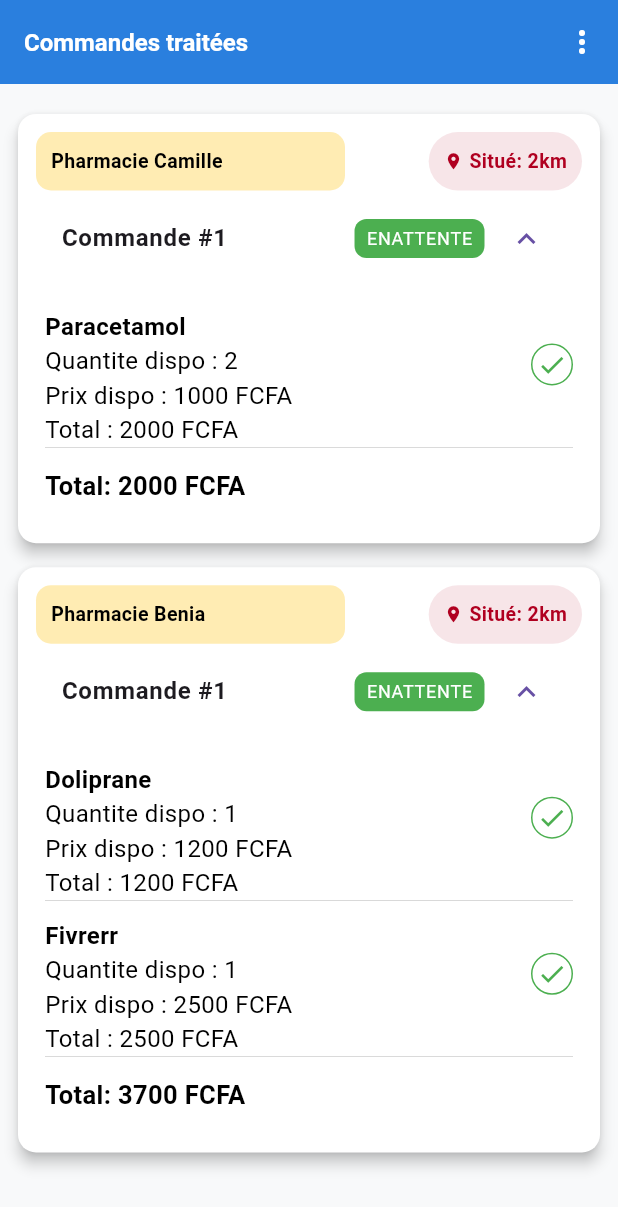
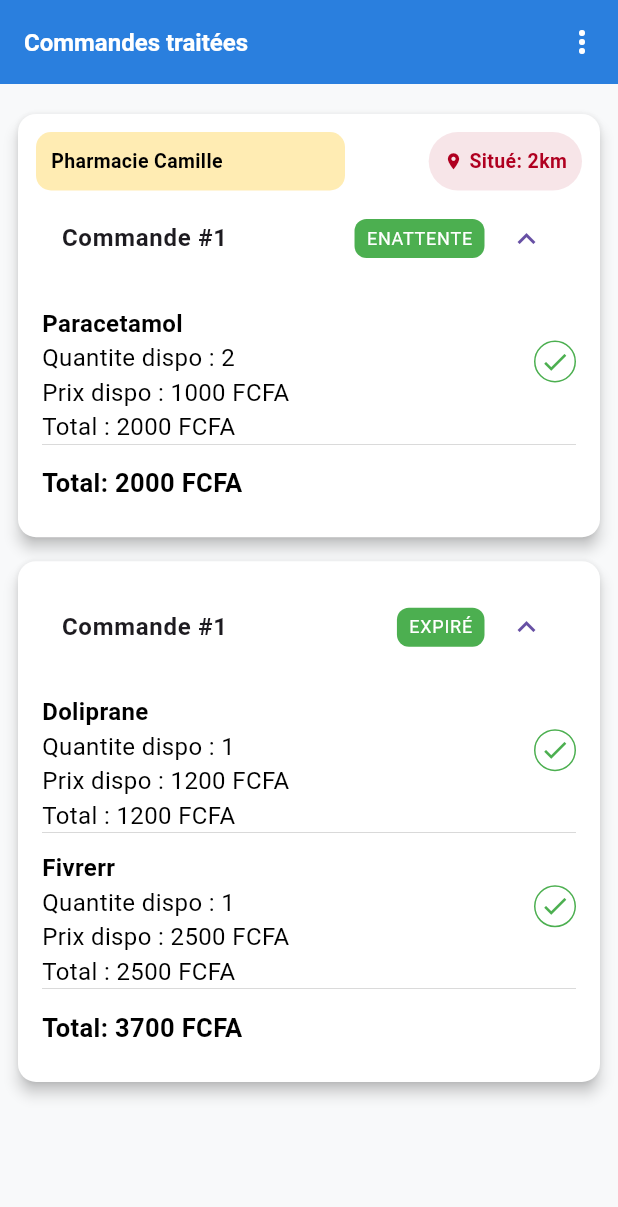
Before and after one commit to Balelee/E-Pharmacy, a Flutter app: the screen it shows after launch, on a phone screen of 412 x 824 dp. Shown: the top 1207 px of the screen. Run offline on Flutter 3.47's test engine with Material 3 defaults, Android fonts, the phone set to English and light mode, and no system bars; our stand-ins replace badges, carousel_slider, country_code_picker, flutter_dotenv, flutter_local_notifications, flutter_svg and 10 more; missing offline and left inert: laravel_echo_null, pusher_client_socket; accounts and stored records are empty.

Commit message:
interface terminé !

```diff
--- a/lib/app/modules/clientFeedBackOrder/controllers/client_feed_back_order_controller.dart
+++ b/lib/app/modules/clientFeedBackOrder/controllers/client_feed_back_order_controller.dart
@@ -10,6 +10,7 @@
   final orders = <OrderPharmacy>[].obs;
   RxBool isProcessing = false.obs;
   RxInt processingSeconds = 0.obs;
+
   Timer? timer;
   final List<String> processingMessages = [
     "Les pharmacies proches examinent votre commande.",
@@ -36,14 +37,15 @@
             quantity: 2,
             price: 1000,
             total: 2000,
-              orderDetails: OrderDetail(productName: "Paracetamol"))
+            orderDetails: OrderDetail(productName: "Paracetamol"),
+          )
         ],
       ),
       OrderPharmacy(
         id: 1,
         orderId: 23,
         pharmacyId: 12,
-        status: "enattente",
+        status: "expiré",
         pharmacy: Pharmacy(
           id: 1,
           name: "Benia",
@@ -56,7 +58,9 @@
             quantity: 1,
             price: 1200,
             total: 1200,
-            orderDetails: OrderDetail(productName: "Doliprane"),
+            orderDetails: OrderDetail(
+              productName: "Doliprane",
+            ),
           ),
           OrderPharmacyDetail(
             id: 2,
--- a/lib/app/modules/clientFeedBackOrder/views/client_feed_back_order_view.dart
+++ b/lib/app/modules/clientFeedBackOrder/views/client_feed_back_order_view.dart
@@ -35,15 +35,28 @@
         ],
       ),
       body: Obx(() {
-        if (controller.isProcessing.value) {
-          return Container(
+        return AnimatedSwitcher(
+          duration: const Duration(seconds: 1),
+          transitionBuilder: (Widget child, Animation<double> animation) {
+            final slideAnimation = Tween<Offset>(
+              begin: const Offset(0.0, 0.1),
+              end: Offset.zero,
+            ).animate(CurvedAnimation(
+              parent: animation,
+              curve: Curves.linear,
+            ));
+
+            return SlideTransition(
+              position: slideAnimation,
+              child: child,
+            );
+          },
+          child: controller.isProcessing.value
+              ? Container(
+                  key: const ValueKey('processing'),
                   color: Colors.white.withOpacity(0.8),
                   child: Center(
                     child: Column(
-                mainAxisSize: MainAxisSize.min,
-                children: [
-                  Obx(() {
-                    return Column(
                       mainAxisSize: MainAxisSize.min,
                       children: [
                         Padding(
@@ -72,22 +85,21 @@
                           style: AppTextStyles.caption.copyWith(
                             color: Colors.black54,
                             fontSize: 12,
-                              fontWeight: FontWeight.bold),
+                            fontWeight: FontWeight.bold,
                           ),
-                      ],
-                    );
-                  }),
+                        ),
                       ],
                     ),
                   ),
-          );
-        }
-        if (controller.orders.isEmpty) {
-          return const Center(
-            child: CustomText(text: 'Aucune commande traitée pour l’instant.'),
-          );
-        }
-        return ListView.builder(
+                )
+              : controller.orders.isEmpty
+                  ? const Center(
+                      key: ValueKey('empty'),
+                      child: CustomText(
+                          text: 'Aucune commande traitée pour l’instant.'),
+                    )
+                  : ListView.builder(
+                      key: const ValueKey('orders'),
                       padding: const EdgeInsets.all(12),
                       itemCount: controller.orders.length,
                       itemBuilder: (context, index) {
@@ -103,18 +115,22 @@
                             child: Column(
                               crossAxisAlignment: CrossAxisAlignment.start,
                               children: [
+                                if (order.status.toLowerCase() != 'expiré')
                                   Row(
-                      mainAxisAlignment: MainAxisAlignment.spaceBetween,
+                                    mainAxisAlignment:
+                                        MainAxisAlignment.spaceBetween,
                                     children: [
                                       Container(
                                         width: Get.width / 2,
                                         padding: const EdgeInsets.all(10),
                                         decoration: BoxDecoration(
                                           color: Colors.amber.shade100,
-                            borderRadius: BorderRadius.circular(10),
+                                          borderRadius:
+                                              BorderRadius.circular(10),
                                         ),
                                         child: CustomText(
-                            text: "Pharmacie ${order.pharmacy.name.toString()}",
+                                          text:
+                                              "Pharmacie ${order.pharmacy.name.toString()}",
                                           overflow: TextOverflow.visible,
                                           style: const TextStyle(
                                             fontSize: 13,
@@ -126,8 +142,10 @@
                                       Container(
                                         padding: const EdgeInsets.all(10),
                                         decoration: BoxDecoration(
-                            color: AppColors.error.withOpacity(0.1),
-                            borderRadius: BorderRadius.circular(20),
+                                          color:
+                                              AppColors.error.withOpacity(0.1),
+                                          borderRadius:
+                                              BorderRadius.circular(20),
                                         ),
                                         child: Row(
                                           mainAxisSize: MainAxisSize.min,
@@ -151,15 +169,14 @@
                                       ),
                                     ],
                                   ),
-                    SizedBox(
-                      height: 3,
-                    ),
+                                const SizedBox(height: 3),
                                 ExpansionTile(
-                      childrenPadding: EdgeInsets.all(5),
+                                  childrenPadding: const EdgeInsets.all(3),
                                   initiallyExpanded: true,
                                   shape: Border.all(color: Colors.transparent),
                                   title: Row(
-                        mainAxisAlignment: MainAxisAlignment.spaceBetween,
+                                    mainAxisAlignment:
+                                        MainAxisAlignment.spaceBetween,
                                     children: [
                                       CustomText(
                                         text: 'Commande #${order.id}',
@@ -173,7 +190,8 @@
                                             horizontal: 8, vertical: 4),
                                         decoration: BoxDecoration(
                                           color: Colors.green,
-                              borderRadius: BorderRadius.circular(8),
+                                          borderRadius:
+                                              BorderRadius.circular(8),
                                         ),
                                         child: Text(
                                           order.status.toUpperCase(),
@@ -185,16 +203,19 @@
                                   ),
                                   children: [
                                     Column(
-                          crossAxisAlignment: CrossAxisAlignment.start,
+                                      crossAxisAlignment:
+                                          CrossAxisAlignment.start,
                                       children: [
                                         const SizedBox(height: 8),
                                         ...order.details.map((item) => Padding(
                                               padding:
-                                      const EdgeInsets.symmetric(vertical: 6),
+                                                  const EdgeInsets.symmetric(
+                                                      vertical: 6),
                                               child: Container(
-                                    decoration: BoxDecoration(
+                                                decoration: const BoxDecoration(
                                                     border: Border(
-                                            bottom: BorderSide(width: 0.1))),
+                                                        bottom: BorderSide(
+                                                            width: 0.1))),
                                                 child: Column(
                                                   crossAxisAlignment:
                                                       CrossAxisAlignment.start,
@@ -202,18 +223,23 @@
                                                     CustomText(
                                                       text:
                                                           '${item.orderDetails?.productName}',
-                                          style: AppTextStyles.bodyText1Bold,
-                                          overflow: TextOverflow.visible,
+                                                      style: AppTextStyles
+                                                          .bodyText1Bold,
+                                                      overflow:
+                                                          TextOverflow.visible,
                                                     ),
                                                     Row(
                                                       mainAxisAlignment:
-                                              MainAxisAlignment.spaceBetween,
+                                                          MainAxisAlignment
+                                                              .spaceBetween,
                                                       crossAxisAlignment:
-                                              CrossAxisAlignment.start,
+                                                          CrossAxisAlignment
+                                                              .start,
                                                       children: [
                                                         Column(
                                                           crossAxisAlignment:
-                                                  CrossAxisAlignment.start,
+                                                              CrossAxisAlignment
+                                                                  .start,
                                                           children: [
                                                             CustomText(
                                                                 text:
@@ -227,20 +253,29 @@
                                                           ],
                                                         ),
                                                         Container(
-                                              padding: EdgeInsets.all(3.0),
-                                              decoration: BoxDecoration(
+                                                          padding:
+                                                              const EdgeInsets
+                                                                  .all(3.0),
+                                                          decoration:
+                                                              BoxDecoration(
                                                             border: Border.all(
-                                                      color: item.available
-                                                          ? Colors.green
-                                                          : Colors.red),
+                                                                color: item
+                                                                        .available
+                                                                    ? Colors
+                                                                        .green
+                                                                    : Colors
+                                                                        .red),
                                                             borderRadius:
-                                                      BorderRadius.circular(
-                                                          60)),
+                                                                BorderRadius
+                                                                    .circular(
+                                                                        60),
+                                                          ),
                                                           child: Icon(
                                                             item.available
                                                                 ? Icons.check
                                                                 : Icons.close,
-                                                color: item.available
+                                                            color: item
+                                                                    .available
                                                                 ? Colors.green
                                                                 : Colors.red,
                                                             size: 20,
@@ -255,13 +290,15 @@
                                         Align(
                                           alignment: Alignment.centerLeft,
                                           child: Padding(
-                                padding:
-                                    const EdgeInsets.symmetric(vertical: 8.0),
+                                            padding: const EdgeInsets.symmetric(
+                                                vertical: 8.0),
                                             child: CustomText(
                                               text:
                                                   'Total: ${order.details.fold<double>(0, (sum, e) => sum + e.total).toStringAsFixed(0)} FCFA',
-                                  style: AppTextStyles.heading3.copyWith(
-                                      fontSize: 17.0, color: Colors.black),
+                                              style: AppTextStyles.heading3
+                                                  .copyWith(
+                                                      fontSize: 17.0,
+                                                      color: Colors.black),
                                             ),
                                           ),
                                         ),
@@ -274,6 +311,7 @@
                           ),
                         );
                       },
+                    ),
         );
       }),
     );
```
Lines whose indentation alone changed are shown as unchanged.
